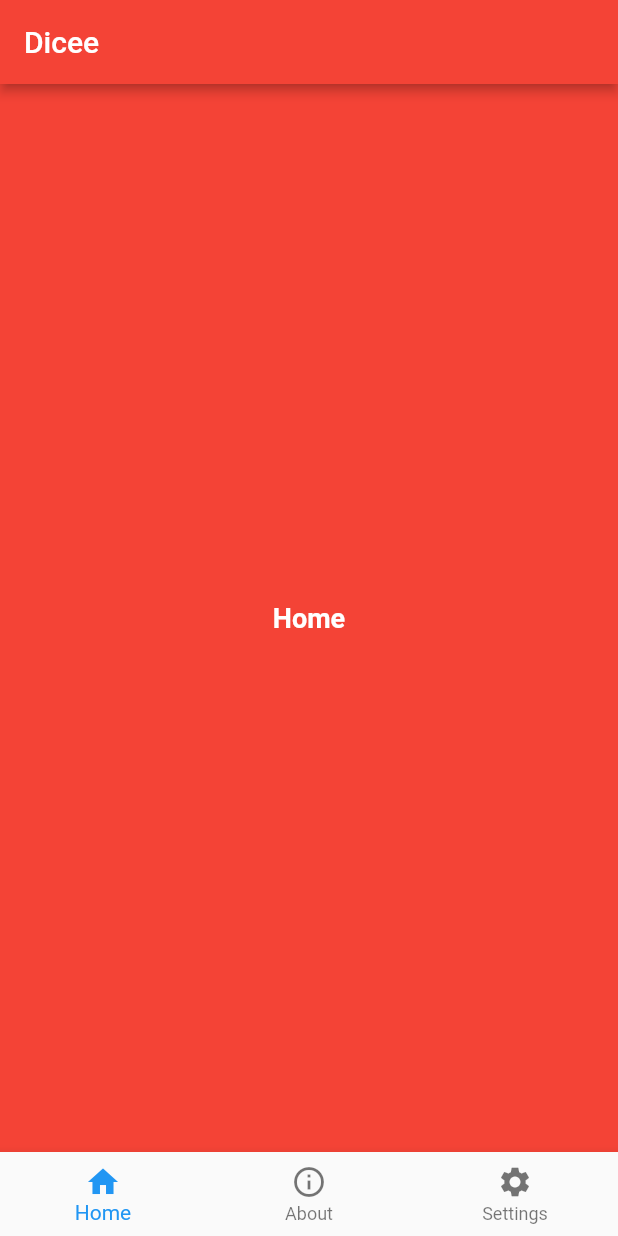
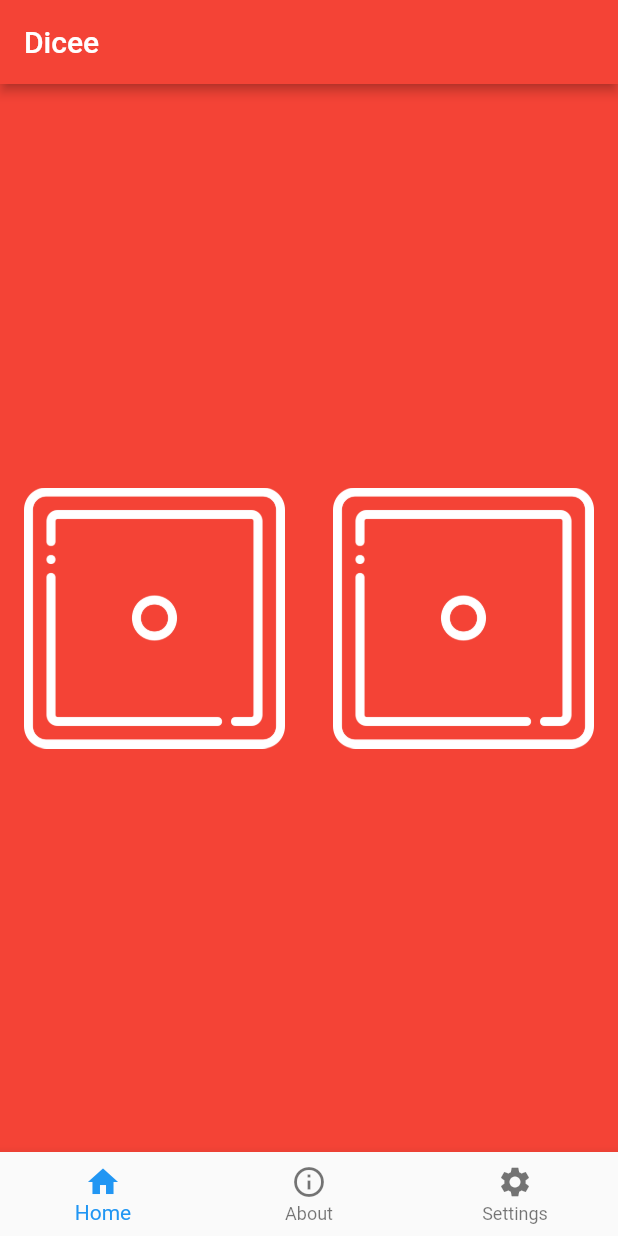
Before and after one commit to Sweng29/dicee, a Flutter app: the screen it shows after launch, on a phone screen of 412 x 824 dp. Run offline on Flutter 3.47's test engine with Material 2 defaults, Android fonts, the phone set to English and light mode, and no system bars.

Commit message:
Version - 1.0.1

```diff
--- a/lib/main.dart
+++ b/lib/main.dart
@@ -1,3 +1,5 @@
+import 'dart:math';
+
 import 'package:flutter/material.dart';
 
 void main() => runApp(MyApp());
@@ -25,7 +27,7 @@ class _DiceViewState extends State<DiceView> {
   static TextStyle textStyle = TextStyle(
       color: Colors.white, fontSize: 18.0, fontWeight: FontWeight.bold);
   final options = [
-    Text('Home', style: textStyle),
+    DicePage(),
     Text('About', style: textStyle),
     Text(
       'Settings',
@@ -64,3 +66,54 @@ class _DiceViewState extends State<DiceView> {
     );
   }
 }
+
+class DicePage extends StatefulWidget {
+  @override
+  _DicePageState createState() => _DicePageState();
+}
+
+class _DicePageState extends State<DicePage> {
+  int leftImageIndex = 1;
+  int rightImageIndex = 1;
+
+  changeImage() {
+    leftImageIndex = Random().nextInt(6) + 1;
+    rightImageIndex = Random().nextInt(6) + 1;
+  }
+
+  @override
+  Widget build(BuildContext context) {
+    return Center(
+      child: Row(
+        children: <Widget>[
+          Expanded(
+            child: FlatButton(
+              onPressed: () {
+                setState(() {
+                  changeImage();
+                });
+              },
+              child: Image.asset(
+                'images/dice$leftImageIndex.png',
+                color: Colors.white,
+              ),
+            ),
+          ),
+          Expanded(
+            child: FlatButton(
+              onPressed: () {
+                setState(() {
+                  changeImage();
+                });
+              },
+              child: Image.asset(
+                'images/dice$rightImageIndex.png',
+                color: Colors.white,
+              ),
+            ),
+          ),
+        ],
+      ),
+    );
+  }
+}
--- a/pubspec.yaml
+++ b/pubspec.yaml
@@ -41,8 +41,8 @@ flutter:
   uses-material-design: true
 
   # To add assets to your application, add an assets section, like this:
-  # assets:
-  #  - images/a_dot_burr.jpeg
+  assets:
+    - images/
   #  - images/a_dot_ham.jpeg
 
   # An image asset can refer to one or more resolution-specific "variants", see
```
